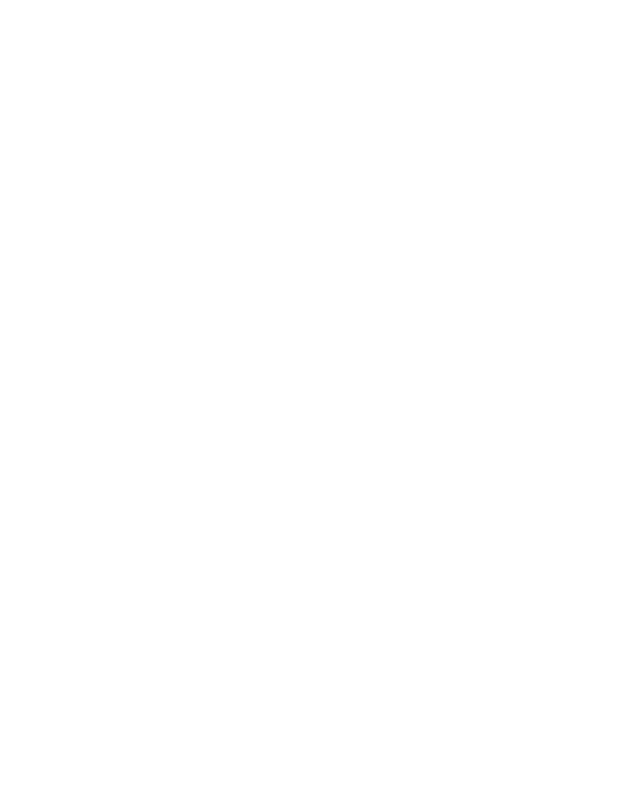
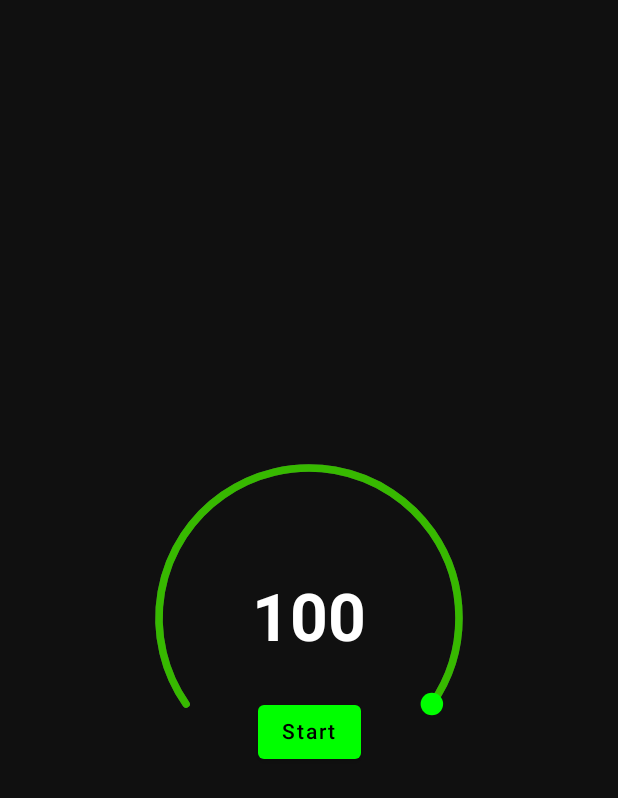
Before and after one commit to levkaantonov/ComposeTraining, an Android app built with Jetpack Compose: the screen it shows after launch (MainActivity), on a phone screen of 412 x 824 dp. Before the commit the part shown is empty. Shown: the top 798 px of the screen. Run offline under Robolectric (Android 15) with nearby library versions, the phone set to English and light mode, and no system bars.

Commit message:
added timer

```diff
--- a/app/src/main/java/levkaantonov/com/study/composetraining/MainActivity.kt
+++ b/app/src/main/java/levkaantonov/com/study/composetraining/MainActivity.kt
@@ -3,21 +3,152 @@ package levkaantonov.com.study.composetraining
 import android.os.Bundle
 import androidx.activity.ComponentActivity
 import androidx.activity.compose.setContent
-import androidx.compose.material.MaterialTheme
+import androidx.compose.foundation.Canvas
+import androidx.compose.foundation.layout.Box
+import androidx.compose.foundation.layout.fillMaxSize
+import androidx.compose.foundation.layout.size
+import androidx.compose.material.Button
+import androidx.compose.material.ButtonDefaults
 import androidx.compose.material.Surface
 import androidx.compose.material.Text
-import androidx.compose.runtime.Composable
-import androidx.compose.ui.tooling.preview.Preview
-import levkaantonov.com.study.composetraining.ui.theme.ComposeTrainingTheme
+import androidx.compose.runtime.*
+import androidx.compose.ui.Alignment
+import androidx.compose.ui.Modifier
+import androidx.compose.ui.geometry.Offset
+import androidx.compose.ui.geometry.Size
+import androidx.compose.ui.graphics.Color
+import androidx.compose.ui.graphics.PointMode
+import androidx.compose.ui.graphics.StrokeCap
+import androidx.compose.ui.graphics.drawscope.Stroke
+import androidx.compose.ui.layout.onSizeChanged
+import androidx.compose.ui.text.font.FontWeight
+import androidx.compose.ui.unit.Dp
+import androidx.compose.ui.unit.IntSize
+import androidx.compose.ui.unit.dp
+import androidx.compose.ui.unit.sp
+import kotlinx.coroutines.delay
+import kotlin.math.PI
+import kotlin.math.cos
+import kotlin.math.sin
 
 class MainActivity : ComponentActivity() {
     override fun onCreate(savedInstanceState: Bundle?) {
         super.onCreate(savedInstanceState)
         setContent {
-            ComposeTrainingTheme {
-                Surface(color = MaterialTheme.colors.background) {
+            Surface(
+                color = Color(0xFF101010),
+                modifier = Modifier.fillMaxSize()
+            ) {
+                Box(
+                    contentAlignment = Alignment.Center
+                ) {
+                    Timer(
+                        totalTime = 100L * 1000L,
+                        handleColor = Color.Green,
+                        inactiveBarColor = Color.DarkGray,
+                        activeBarColor = Color(0xFF37B900),
+                        modifier = Modifier.size(200.dp)
+                    )
                 }
             }
         }
     }
 }
+
+@Composable
+fun Timer(
+    totalTime: Long,
+    handleColor: Color,
+    inactiveBarColor: Color,
+    activeBarColor: Color,
+    modifier: Modifier = Modifier,
+    initialValue: Float = 1f,
+    strokeWidth: Dp = 5.dp
+) {
+    var size by remember {
+        mutableStateOf(IntSize.Zero)
+    }
+    var value by remember {
+        mutableStateOf(initialValue)
+    }
+    var currentTime by remember {
+        mutableStateOf(totalTime)
+    }
+    var isTimerRunning by remember {
+        mutableStateOf(false)
+    }
+
+    LaunchedEffect(key1 = currentTime, key2 = isTimerRunning) {
+        if (currentTime > 0 && isTimerRunning) {
+            delay(100L)
+            currentTime -= 100L
+            value = currentTime / totalTime.toFloat()
+        }
+    }
+
+    Box(
+        contentAlignment = Alignment.Center,
+        modifier = modifier
+            .onSizeChanged { size = it }
+    ) {
+        Canvas(modifier = modifier) {
+            drawArc(
+                color = inactiveBarColor,
+                startAngle = -215f,
+                sweepAngle = 250f,
+                useCenter = false,
+                size = Size(size.width.toFloat(), size.height.toFloat()),
+                style = Stroke(strokeWidth.toPx(), cap = StrokeCap.Round)
+            )
+            drawArc(
+                color = activeBarColor,
+                startAngle = -215f,
+                sweepAngle = 250f * value,
+                useCenter = false,
+                size = Size(size.width.toFloat(), size.height.toFloat()),
+                style = Stroke(strokeWidth.toPx(), cap = StrokeCap.Round)
+            )
+            val center = Offset(size.width / 2f, size.height / 2f)
+            val beta = (250f * value + 145f) * (PI / 180f).toFloat()
+            val r = size.width / 2f
+            val a = cos(beta) * r
+            val b = sin(beta) * r
+            drawPoints(
+                listOf(Offset(center.x + a, center.y + b)),
+                pointMode = PointMode.Points,
+                color = handleColor,
+                strokeWidth = (strokeWidth * 3f).toPx(),
+                cap = StrokeCap.Round
+            )
+        }
+        Text(
+            text = (currentTime / 1000L).toString(),
+            fontSize = 44.sp,
+            fontWeight = FontWeight.Bold,
+            color = Color.White
+        )
+        Button(
+            onClick = {
+                if (currentTime <= 0L) {
+                    currentTime = totalTime
+                    isTimerRunning = true
+                } else {
+                    isTimerRunning = !isTimerRunning
+                }
+            },
+            modifier = Modifier.align(Alignment.BottomCenter),
+            colors = ButtonDefaults.buttonColors(
+                backgroundColor = if (!isTimerRunning || currentTime <= 0L)
+                    Color.Green
+                else
+                    Color.Red
+            )
+        ) {
+            Text(
+                text = if (isTimerRunning && currentTime >= 0L) "Stop"
+                else if (!isTimerRunning && currentTime >= 0L) "Start"
+                else "Restart"
+            )
+        }
+    }
+}
```
